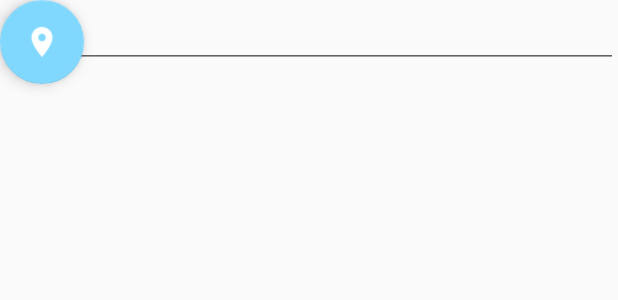
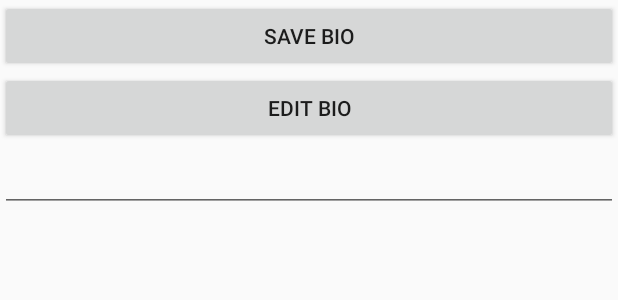
Before and after one commit to Drakeland/GiG, an Android app: the layout aboutfrag_layout.xml on its own in the app's theme, with its tools: preview values and no code run, on a phone screen of 412 x 824 dp. Shown: the top 300 px of the screen. Run offline under Robolectric (Android 15) with nearby library versions, the phone set to English and light mode, and no system bars.

Commit message:
About page totally completely finished and complete

```diff
--- a/app/src/main/java/edu/ucsc/giggle/gig/GigsTabFragment.java
+++ b/app/src/main/java/edu/ucsc/giggle/gig/GigsTabFragment.java
@@ -200,7 +200,6 @@ public class GigsTabFragment extends ListFragment {
             }
 
         }
-
         public String getValueAt(int position) {
             return mValues[position];
         }
@@ -209,14 +208,12 @@ public class GigsTabFragment extends ListFragment {
             mContext = context;
             mValues = items;
         }
-
         @Override
         public ViewHolder onCreateViewHolder(ViewGroup parent, int viewType) {
             View view = LayoutInflater.from(parent.getContext())
                     .inflate(android.R.layout.simple_list_item_1, parent, false);
             return new ViewHolder(view);
         }
-
         @Override
         public void onBindViewHolder(final ViewHolder holder, final int position) {
             holder.mTextView.setText(mValues[position]);
@@ -227,7 +224,6 @@ public class GigsTabFragment extends ListFragment {
                 }
             });
         }
-
         @Override
         public int getItemCount() {
             return mValues.length;
--- a/app/src/main/java/edu/ucsc/giggle/gig/MusicUploadActivity.java
+++ b/app/src/main/java/edu/ucsc/giggle/gig/MusicUploadActivity.java
@@ -42,7 +42,7 @@ class Mp3Filter implements FilenameFilter{
 
 public class MusicUploadActivity extends ListActivity {
 
-    private String SD_PATH = new String("/storage/external_SD/Music/");
+    private String SD_PATH = Environment.getExternalStorageDirectory().getPath();
     private List<String> songs = new ArrayList<String>();
     private TextView musicFile;
     private Button submitBtn;
--- a/app/src/main/res/layout/aboutfrag_layout.xml
+++ b/app/src/main/res/layout/aboutfrag_layout.xml
@@ -3,32 +3,36 @@
     android:layout_width="match_parent"
     android:layout_height="match_parent"
    xmlns:app="http://schemas.android.com/apk/res-auto">
-
     <android.support.v7.widget.RecyclerView
         android:id="@+id/recyclerView"
         android:layout_width="match_parent"
         android:layout_height="match_parent"
         android:fitsSystemWindows="true"
         app:layout_behavior="@string/appbar_scrolling_view_behavior" />
-    <EditText
-        android:id="@+id/edit_text"
-        android:layout_width="fill_parent"
+    <LinearLayout
+        android:layout_width="match_parent"
         android:layout_height="wrap_content"
-        android:imeOptions="actionDone"
-        android:inputType="textMultiLine"
-        />
-    <TextView
-        android:id="@+id/text_view"
-        android:layout_width="fill_parent"
-        android:layout_height="match_parent" />
-    <android.support.design.widget.FloatingActionButton
-        android:id="@+id/fab3"
-        android:layout_width="wrap_content"
-        android:layout_height="wrap_content"
-        android:layout_gravity="bottom|right"
-        app:fabSize="normal"
-        android:src="@drawable/ic_location_on_white_24dp"
-        android:layout_marginRight="16dp"
-        android:layout_marginBottom="16dp"
-        />
+        android:orientation="vertical"
+        android:layout_gravity="bottom">
+        <Button
+            android:id="@+id/saveButton"
+            android:layout_width="fill_parent"
+            android:layout_height="wrap_content"
+            android:text="Save Bio"/>
+        <Button
+            android:id="@+id/editButton"
+            android:layout_width="fill_parent"
+            android:layout_height="wrap_content"
+            android:layout_below="@+id/saveButton"
+            android:text="Edit Bio"/>
+        <EditText
+            android:id="@+id/edit_text"
+            android:layout_width="match_parent"
+            android:layout_height="wrap_content"
+            android:imeOptions="actionDone"
+            android:inputType="textMultiLine"
+            android:textColor="@color/black"
+            android:layout_below="@+id/editButton"
+            />
+    </LinearLayout>
 </RelativeLayout>
--- a/app/src/main/res/layout/floating_action_button.xml
+++ b/app/src/main/res/layout/floating_action_button.xml
@@ -10,7 +10,7 @@
         android:id="@+id/fab2"
         android:layout_width="wrap_content"
         android:layout_height="wrap_content"
-        android:layout_gravity="end|bottom|right"
+        android:layout_gravity="bottom|end"
         app:fabSize="normal"
         android:src="@drawable/ic_location_on_white_24dp"
         android:layout_marginRight="16dp"
--- a/app/src/main/res/values/colors.xml
+++ b/app/src/main/res/values/colors.xml
@@ -3,4 +3,5 @@
     <color name="colorPrimary">#f4511e</color>
     <color name="colorPrimaryDark">#d84315</color>
     <color name="colorAccent">#80d8ff</color>
+    <color name="black">#000000</color>
 </resources>
```
Also changed, not shown: app/src/main/java/edu/ucsc/giggle/gig/AboutTabFragment.java (+40 -52 lines), 1 other file.
